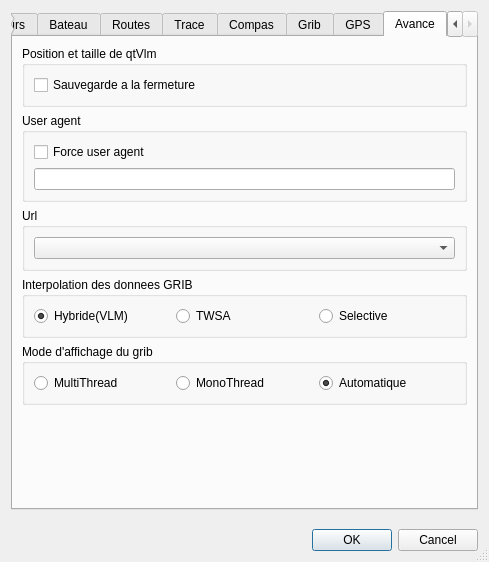
First picture: the form in src/Ui/paramVLM.ui, repository nohal/qtVlm, before the edit.
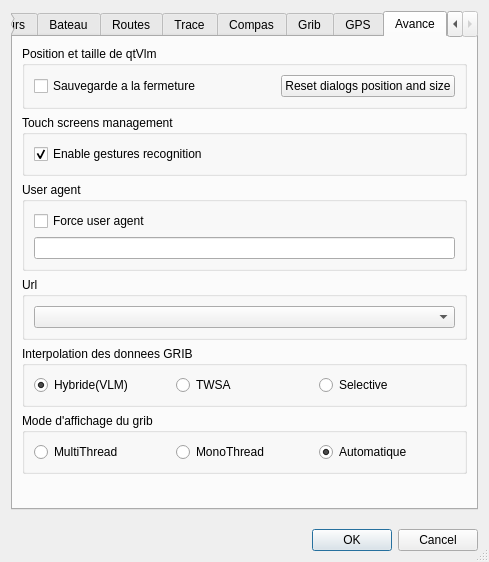
Second picture: the form after the edit. The open tabs and pages were chosen to show the change. Icons and pictures are not drawn.

Commit message: Add an option to disable gestures detection (#210) Add an option to reset all dialog size and position (#211)

```diff
--- a/src/Ui/paramVLM.ui
+++ b/src/Ui/paramVLM.ui
@@ -1320,7 +1320,7 @@
          <property name="title">
           <string>Position et taille de qtVlm</string>
          </property>
-         <layout class="QVBoxLayout" name="verticalLayout_14">
+         <layout class="QHBoxLayout" name="horizontalLayout_13">
           <item>
            <widget class="QCheckBox" name="saveWinGeometry">
             <property name="sizePolicy">
@@ -1334,6 +1334,45 @@
             </property>
            </widget>
           </item>
+          <item>
+           <spacer name="horizontalSpacer_3">
+            <property name="orientation">
+             <enum>Qt::Horizontal</enum>
+            </property>
+            <property name="sizeHint" stdset="0">
+             <size>
+              <width>40</width>
+              <height>20</height>
+             </size>
+            </property>
+           </spacer>
+          </item>
+          <item>
+           <widget class="QPushButton" name="resetDialogPosition">
+            <property name="text">
+             <string>Reset dialogs position and size</string>
+            </property>
+           </widget>
+          </item>
+         </layout>
+        </widget>
+       </item>
+       <item>
+        <widget class="QGroupBox" name="groupBox_5">
+         <property name="title">
+          <string>Touch screens management</string>
+         </property>
+         <layout class="QHBoxLayout" name="horizontalLayout_8">
+          <item>
+           <widget class="QCheckBox" name="enableGesture">
+            <property name="text">
+             <string>Enable gestures recognition</string>
+            </property>
+            <property name="checked">
+             <bool>true</bool>
+            </property>
+           </widget>
+          </item>
          </layout>
         </widget>
        </item>
```
Left out of the diff: 2 changed lines with no effect on the pictures. The commit also changes 13 other files.
